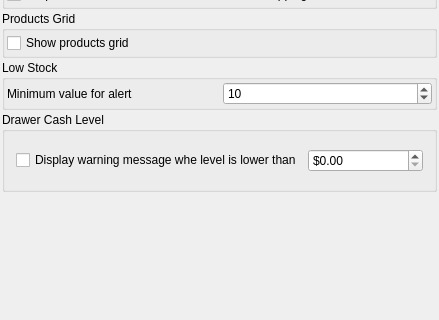
miguelchavez/lemonpos, file src/ui/prefs_base.ui: the form before one commit; both pictures show x 0 to 439 and y 111 to 431 of the 439 by 525 pixel window.
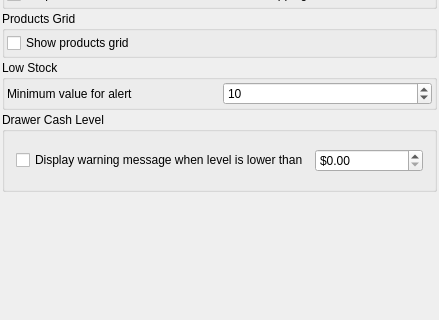
The form after the commit.

```diff
--- a/src/ui/prefs_base.ui
+++ b/src/ui/prefs_base.ui
@@ -176,7 +176,7 @@
       <item>
        <widget class="QCheckBox" name="kcfg_displayWarningOnLowCash">
         <property name="text">
-         <string>Display warning message whe level is lower than</string>
+         <string>Display warning message when level is lower than</string>
         </property>
        </widget>
       </item>
```
